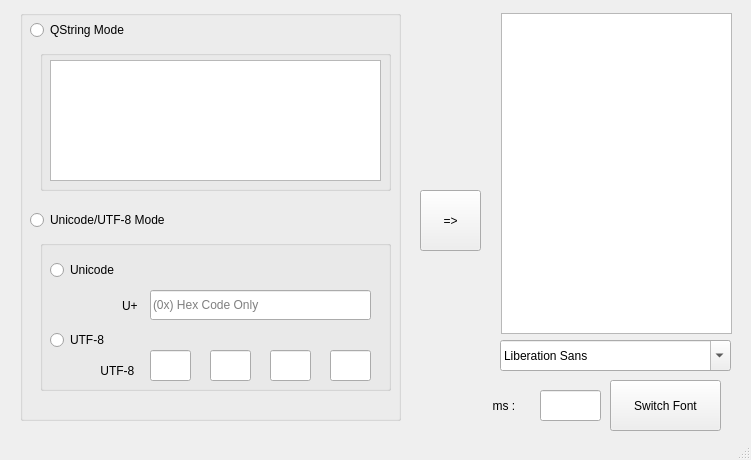
Above: cpp/qt/UTF8Principle/UTF8Principle/mainwindow.ui from EdisoNewtong/Vector before the change. Below: the same form after it.
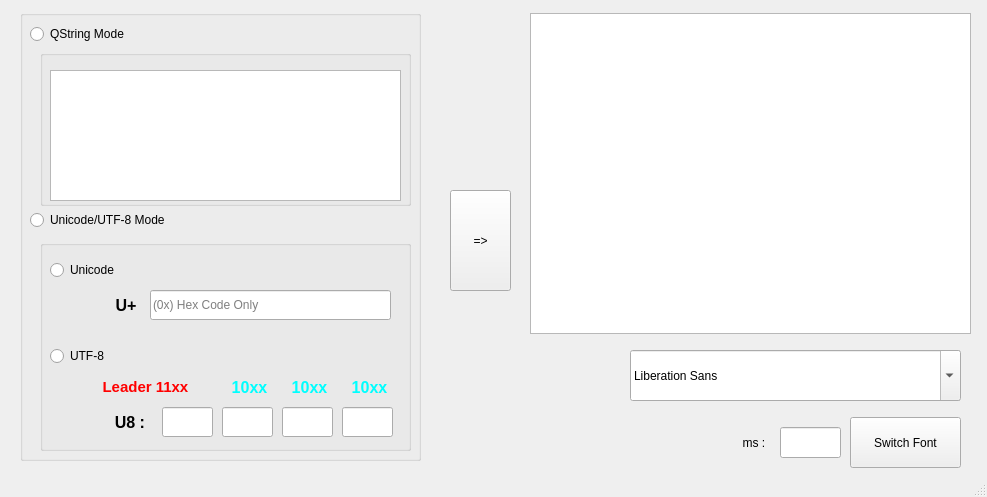
That is the form after the change.

Commit message: [dev] Qt Project : Utf8 Principle Adjust UI's widgets size to fix the screen

What changed in the file:
```diff
--- a/cpp/qt/UTF8Principle/UTF8Principle/mainwindow.ui
+++ b/cpp/qt/UTF8Principle/UTF8Principle/mainwindow.ui
@@ -6,8 +6,8 @@
    <rect>
     <x>0</x>
     <y>0</y>
-    <width>751</width>
-    <height>460</height>
+    <width>987</width>
+    <height>497</height>
    </rect>
   </property>
   <property name="windowTitle">
@@ -19,8 +19,8 @@
      <rect>
       <x>20</x>
       <y>10</y>
-      <width>381</width>
-      <height>411</height>
+      <width>401</width>
+      <height>451</height>
      </rect>
     </property>
     <property name="title">
@@ -30,7 +30,7 @@
      <property name="geometry">
       <rect>
        <x>10</x>
-       <y>10</y>
+       <y>14</y>
        <width>131</width>
        <height>20</height>
       </rect>
@@ -44,8 +44,8 @@
       <rect>
        <x>20</x>
        <y>40</y>
-       <width>351</width>
-       <height>141</height>
+       <width>371</width>
+       <height>156</height>
       </rect>
      </property>
      <property name="title">
@@ -55,9 +55,9 @@
       <property name="geometry">
        <rect>
         <x>10</x>
-        <y>10</y>
-        <width>331</width>
-        <height>121</height>
+        <y>20</y>
+        <width>351</width>
+        <height>131</height>
        </rect>
       </property>
      </widget>
@@ -80,8 +80,8 @@
       <rect>
        <x>20</x>
        <y>230</y>
-       <width>351</width>
-       <height>151</height>
+       <width>371</width>
+       <height>211</height>
       </rect>
      </property>
      <property name="title">
@@ -109,6 +109,14 @@
         <height>31</height>
        </rect>
       </property>
+      <property name="font">
+       <font>
+        <family>Arial</family>
+        <pointsize>12</pointsize>
+        <weight>75</weight>
+        <bold>true</bold>
+       </font>
+      </property>
       <property name="text">
        <string>U+ </string>
       </property>
@@ -121,7 +129,7 @@
        <rect>
         <x>110</x>
         <y>50</y>
-        <width>221</width>
+        <width>241</width>
         <height>30</height>
        </rect>
       </property>
@@ -133,8 +141,8 @@
       <property name="geometry">
        <rect>
         <x>10</x>
-        <y>90</y>
-        <width>100</width>
+        <y>106</y>
+        <width>91</width>
         <height>20</height>
        </rect>
       </property>
@@ -145,14 +153,22 @@
      <widget class="QLabel" name="label_2">
       <property name="geometry">
        <rect>
-        <x>10</x>
-        <y>120</y>
-        <width>91</width>
-        <height>21</height>
+        <x>44</x>
+        <y>172</y>
+        <width>61</width>
+        <height>20</height>
        </rect>
       </property>
+      <property name="font">
+       <font>
+        <family>Arial</family>
+        <pointsize>12</pointsize>
+        <weight>75</weight>
+        <bold>true</bold>
+       </font>
+      </property>
       <property name="text">
-       <string>UTF-8  </string>
+       <string>U8 :</string>
       </property>
       <property name="alignment">
        <set>Qt::AlignRight|Qt::AlignTrailing|Qt::AlignVCenter</set>
@@ -161,52 +177,549 @@
      <widget class="QLineEdit" name="utf8_1">
       <property name="geometry">
        <rect>
-        <x>110</x>
-        <y>110</y>
-        <width>41</width>
-        <height>31</height>
+        <x>122</x>
+        <y>167</y>
+        <width>51</width>
+        <height>30</height>
        </rect>
       </property>
      </widget>
      <widget class="QLineEdit" name="utf8_2">
       <property name="geometry">
        <rect>
-        <x>170</x>
-        <y>110</y>
-        <width>41</width>
-        <height>31</height>
+        <x>182</x>
+        <y>167</y>
+        <width>51</width>
+        <height>30</height>
        </rect>
       </property>
      </widget>
      <widget class="QLineEdit" name="utf8_3">
       <property name="geometry">
        <rect>
-        <x>230</x>
-        <y>110</y>
-        <width>41</width>
-        <height>31</height>
+        <x>242</x>
+        <y>167</y>
+        <width>51</width>
+        <height>30</height>
        </rect>
       </property>
      </widget>
      <widget class="QLineEdit" name="utf8_4">
       <property name="geometry">
        <rect>
-        <x>290</x>
-        <y>110</y>
-        <width>41</width>
-        <height>31</height>
+        <x>302</x>
+        <y>167</y>
+        <width>51</width>
+        <height>30</height>
        </rect>
       </property>
      </widget>
+     <widget class="QLabel" name="label_4">
+      <property name="geometry">
+       <rect>
+        <x>47</x>
+        <y>132</y>
+        <width>121</width>
+        <height>30</height>
+       </rect>
+      </property>
+      <property name="palette">
+       <palette>
+        <active>
+         <colorrole role="WindowText">
+          <brush brushstyle="SolidPattern">
+           <color alpha="255">
+            <red>255</red>
+            <green>0</green>
+            <blue>0</blue>
+           </color>
+          </brush>
+         </colorrole>
+         <colorrole role="Text">
+          <brush brushstyle="SolidPattern">
+           <color alpha="255">
+            <red>255</red>
+            <green>0</green>
+            <blue>0</blue>
+           </color>
+          </brush>
+         </colorrole>
+         <colorrole role="PlaceholderText">
+          <brush brushstyle="SolidPattern">
+           <color alpha="128">
+            <red>255</red>
+            <green>0</green>
+            <blue>0</blue>
+           </color>
+          </brush>
+         </colorrole>
+        </active>
+        <inactive>
+         <colorrole role="WindowText">
+          <brush brushstyle="SolidPattern">
+           <color alpha="255">
+            <red>255</red>
+            <green>0</green>
+            <blue>0</blue>
+           </color>
+          </brush>
+         </colorrole>
+         <colorrole role="Text">
+          <brush brushstyle="SolidPattern">
+           <color alpha="255">
+            <red>255</red>
+            <green>0</green>
+            <blue>0</blue>
+           </color>
+          </brush>
+         </colorrole>
+         <colorrole role="PlaceholderText">
+          <brush brushstyle="SolidPattern">
+           <color alpha="128">
+            <red>255</red>
+            <green>0</green>
+            <blue>0</blue>
+           </color>
+          </brush>
+         </colorrole>
+        </inactive>
+        <disabled>
+         <colorrole role="WindowText">
+          <brush brushstyle="SolidPattern">
+           <color alpha="255">
+            <red>120</red>
+            <green>120</green>
+            <blue>120</blue>
+           </color>
+          </brush>
+         </colorrole>
+         <colorrole role="Text">
+          <brush brushstyle="SolidPattern">
+           <color alpha="255">
+            <red>120</red>
+            <green>120</green>
+            <blue>120</blue>
+           </color>
+          </brush>
+         </colorrole>
+         <colorrole role="PlaceholderText">
+          <brush brushstyle="SolidPattern">
+           <color alpha="128">
+            <red>0</red>
+            <green>0</green>
+            <blue>0</blue>
+           </color>
+          </brush>
+         </colorrole>
+        </disabled>
+       </palette>
+      </property>
+      <property name="font">
+       <font>
+        <family>Arial</family>
+        <pointsize>11</pointsize>
+        <weight>75</weight>
+        <bold>true</bold>
+       </font>
+      </property>
+      <property name="layoutDirection">
+       <enum>Qt::LeftToRight</enum>
+      </property>
+      <property name="text">
+       <string>Leader 11xx </string>
+      </property>
+      <property name="textFormat">
+       <enum>Qt::AutoText</enum>
+      </property>
+      <property name="alignment">
+       <set>Qt::AlignCenter</set>
+      </property>
+     </widget>
+     <widget class="QLabel" name="label_5">
+      <property name="geometry">
+       <rect>
+        <x>184</x>
+        <y>132</y>
+        <width>51</width>
+        <height>30</height>
+       </rect>
+      </property>
+      <property name="palette">
+       <palette>
+        <active>
+         <colorrole role="WindowText">
+          <brush brushstyle="SolidPattern">
+           <color alpha="255">
+            <red>0</red>
+            <green>255</green>
+            <blue>255</blue>
+           </color>
+          </brush>
+         </colorrole>
+         <colorrole role="Text">
+          <brush brushstyle="SolidPattern">
+           <color alpha="255">
+            <red>0</red>
+            <green>0</green>
+            <blue>0</blue>
+           </color>
+          </brush>
+         </colorrole>
+         <colorrole role="PlaceholderText">
+          <brush brushstyle="SolidPattern">
+           <color alpha="128">
+            <red>255</red>
+            <green>0</green>
+            <blue>0</blue>
+           </color>
+          </brush>
+         </colorrole>
+        </active>
+        <inactive>
+         <colorrole role="WindowText">
+          <brush brushstyle="SolidPattern">
+           <color alpha="255">
+            <red>0</red>
+            <green>255</green>
+            <blue>255</blue>
+           </color>
+          </brush>
+         </colorrole>
+         <colorrole role="Text">
+          <brush brushstyle="SolidPattern">
+           <color alpha="255">
+            <red>0</red>
+            <green>0</green>
+            <blue>0</blue>
+           </color>
+          </brush>
+         </colorrole>
+         <colorrole role="PlaceholderText">
+          <brush brushstyle="SolidPattern">
+           <color alpha="128">
+            <red>255</red>
+            <green>0</green>
+            <blue>0</blue>
+           </color>
+          </brush>
+         </colorrole>
+        </inactive>
+        <disabled>
+         <colorrole role="WindowText">
+          <brush brushstyle="SolidPattern">
+           <color alpha="255">
+            <red>120</red>
+            <green>120</green>
+            <blue>120</blue>
+           </color>
+          </brush>
+         </colorrole>
+         <colorrole role="Text">
+          <brush brushstyle="SolidPattern">
+           <color alpha="255">
+            <red>120</red>
+            <green>120</green>
+            <blue>120</blue>
+           </color>
+          </brush>
+         </colorrole>
+         <colorrole role="PlaceholderText">
+          <brush brushstyle="SolidPattern">
+           <color alpha="128">
+            <red>0</red>
+            <green>0</green>
+            <blue>0</blue>
+           </color>
+          </brush>
+         </colorrole>
+        </disabled>
+       </palette>
+      </property>
+      <property name="font">
+       <font>
+        <family>Arial</family>
+        <pointsize>12</pointsize>
+        <weight>75</weight>
+        <bold>true</bold>
+       </font>
+      </property>
+      <property name="layoutDirection">
+       <enum>Qt::LeftToRight</enum>
+      </property>
+      <property name="text">
+       <string>10xx</string>
+      </property>
+      <property name="textFormat">
+       <enum>Qt::AutoText</enum>
+      </property>
+      <property name="alignment">
+       <set>Qt::AlignCenter</set>
+      </property>
+     </widget>
+     <widget class="QLabel" name="label_6">
+      <property name="geometry">
+       <rect>
+        <x>244</x>
+        <y>132</y>
+        <width>51</width>
+        <height>30</height>
+       </rect>
+      </property>
+      <property name="palette">
+       <palette>
+        <active>
+         <colorrole role="WindowText">
+          <brush brushstyle="SolidPattern">
+           <color alpha="255">
+            <red>0</red>
+            <green>255</green>
+            <blue>255</blue>
+           </color>
+          </brush>
+         </colorrole>
+         <colorrole role="Text">
+          <brush brushstyle="SolidPattern">
+           <color alpha="255">
+            <red>0</red>
+            <green>0</green>
+            <blue>0</blue>
+           </color>
+          </brush>
+         </colorrole>
+         <colorrole role="PlaceholderText">
+          <brush brushstyle="SolidPattern">
+           <color alpha="128">
+            <red>255</red>
+            <green>0</green>
+            <blue>0</blue>
+           </color>
+          </brush>
+         </colorrole>
+        </active>
+        <inactive>
+         <colorrole role="WindowText">
+          <brush brushstyle="SolidPattern">
+           <color alpha="255">
+            <red>0</red>
+            <green>255</green>
+            <blue>255</blue>
+           </color>
+          </brush>
+         </colorrole>
+         <colorrole role="Text">
+          <brush brushstyle="SolidPattern">
+           <color alpha="255">
+            <red>0</red>
+            <green>0</green>
+            <blue>0</blue>
+           </color>
+          </brush>
+         </colorrole>
+         <colorrole role="PlaceholderText">
+          <brush brushstyle="SolidPattern">
+           <color alpha="128">
+            <red>255</red>
+            <green>0</green>
+            <blue>0</blue>
+           </color>
+          </brush>
+         </colorrole>
+        </inactive>
+        <disabled>
+         <colorrole role="WindowText">
+          <brush brushstyle="SolidPattern">
+           <color alpha="255">
+            <red>120</red>
+            <green>120</green>
+            <blue>120</blue>
+           </color>
+          </brush>
+         </colorrole>
+         <colorrole role="Text">
+          <brush brushstyle="SolidPattern">
+           <color alpha="255">
+            <red>120</red>
+            <green>120</green>
+            <blue>120</blue>
+           </color>
+          </brush>
+         </colorrole>
+         <colorrole role="PlaceholderText">
+          <brush brushstyle="SolidPattern">
+           <color alpha="128">
+            <red>0</red>
+            <green>0</green>
+            <blue>0</blue>
+           </color>
+          </brush>
+         </colorrole>
+        </disabled>
+       </palette>
+      </property>
+      <property name="font">
+       <font>
+        <family>Arial</family>
+        <pointsize>12</pointsize>
+        <weight>75</weight>
+        <bold>true</bold>
+       </font>
+      </property>
+      <property name="layoutDirection">
+       <enum>Qt::LeftToRight</enum>
+      </property>
+      <property name="text">
+       <string>10xx</string>
+      </property>
+      <property name="textFormat">
+       <enum>Qt::AutoText</enum>
+      </property>
+      <property name="alignment">
+       <set>Qt::AlignCenter</set>
+      </property>
+     </widget>
+     <widget class="QLabel" name="label_7">
+      <property name="geometry">
+       <rect>
+        <x>304</x>
+        <y>132</y>
+        <width>51</width>
+        <height>30</height>
+       </rect>
+      </property>
+      <property name="palette">
+       <palette>
+        <active>
+         <colorrole role="WindowText">
+          <brush brushstyle="SolidPattern">
+           <color alpha="255">
+            <red>0</red>
+            <green>255</green>
+            <blue>255</blue>
+           </color>
+          </brush>
+         </colorrole>
+         <colorrole role="Text">
+          <brush brushstyle="SolidPattern">
+           <color alpha="255">
+            <red>0</red>
+            <green>0</green>
+            <blue>0</blue>
+           </color>
+          </brush>
+         </colorrole>
+         <colorrole role="PlaceholderText">
+          <brush brushstyle="SolidPattern">
+           <color alpha="128">
+            <red>255</red>
+            <green>0</green>
+            <blue>0</blue>
+           </color>
+          </brush>
+         </colorrole>
+        </active>
+        <inactive>
+         <colorrole role="WindowText">
+          <brush brushstyle="SolidPattern">
+           <color alpha="255">
+            <red>0</red>
+            <green>255</green>
+            <blue>255</blue>
+           </color>
+          </brush>
+         </colorrole>
+         <colorrole role="Text">
+          <brush brushstyle="SolidPattern">
+           <color alpha="255">
+            <red>0</red>
+            <green>0</green>
+            <blue>0</blue>
+           </color>
+          </brush>
+         </colorrole>
+         <colorrole role="PlaceholderText">
+          <brush brushstyle="SolidPattern">
+           <color alpha="128">
+            <red>255</red>
+            <green>0</green>
+            <blue>0</blue>
+           </color>
+          </brush>
+         </colorrole>
+        </inactive>
+        <disabled>
+         <colorrole role="WindowText">
+          <brush brushstyle="SolidPattern">
+           <color alpha="255">
+            <red>120</red>
+            <green>120</green>
+            <blue>120</blue>
+           </color>
+          </brush>
+         </colorrole>
+         <colorrole role="Text">
+          <brush brushstyle="SolidPattern">
+           <color alpha="255">
+            <red>120</red>
+            <green>120</green>
+            <blue>120</blue>
+           </color>
+          </brush>
+         </colorrole>
+         <colorrole role="PlaceholderText">
+          <brush brushstyle="SolidPattern">
+           <color alpha="128">
+            <red>0</red>
+            <green>0</green>
+            <blue>0</blue>
+           </color>
+          </brush>
+         </colorrole>
+        </disabled>
+       </palette>
+      </property>
+      <property name="font">
+       <font>
+        <family>Arial</family>
+        <pointsize>12</pointsize>
+        <weight>75</weight>
+        <bold>true</bold>
+       </font>
+      </property>
+      <property name="layoutDirection">
+       <enum>Qt::LeftToRight</enum>
+      </property>
+      <property name="text">
+       <string>10xx</string>
+      </property>
+      <property name="textFormat">
+       <enum>Qt::AutoText</enum>
+      </property>
+      <property name="alignment">
+       <set>Qt::AlignCenter</set>
+      </property>
+     </widget>
+     <zorder>uniBtn</zorder>
+     <zorder>label</zorder>
+     <zorder>unicode32</zorder>
+     <zorder>utf8Btn</zorder>
+     <zorder>label_2</zorder>
+     <zorder>utf8_1</zorder>
+     <zorder>utf8_2</zorder>
+     <zorder>utf8_3</zorder>
+     <zorder>utf8_4</zorder>
+     <zorder>label_5</zorder>
+     <zorder>label_6</zorder>
+     <zorder>label_7</zorder>
+     <zorder>label_4</zorder>
     </widget>
    </widget>
    <widget class="QPushButton" name="pushButton">
     <property name="geometry">
      <rect>
-      <x>420</x>
+      <x>450</x>
       <y>190</y>
       <width>61</width>
-      <height>61</height>
+      <height>101</height>
      </rect>
     </property>
     <property name="text">
@@ -216,9 +729,9 @@
    <widget class="QPlainTextEdit" name="plainTextEdit">
     <property name="geometry">
      <rect>
-      <x>501</x>
+      <x>530</x>
       <y>13</y>
-      <width>231</width>
+      <width>441</width>
       <height>321</height>
      </rect>
     </property>
@@ -226,18 +739,18 @@
    <widget class="QFontComboBox" name="fontComboBox">
     <property name="geometry">
      <rect>
-      <x>500</x>
-      <y>340</y>
-      <width>231</width>
-      <height>31</height>
+      <x>630</x>
+      <y>350</y>
+      <width>331</width>
+      <height>51</height>
      </rect>
     </property>
    </widget>
    <widget class="QPushButton" name="pushButton_2">
     <property name="geometry">
      <rect>
-      <x>610</x>
-      <y>380</y>
+      <x>850</x>
+      <y>417</y>
       <width>111</width>
       <height>51</height>
      </rect>
@@ -249,8 +762,8 @@
    <widget class="QLineEdit" name="lineEdit_6">
     <property name="geometry">
      <rect>
-      <x>540</x>
-      <y>390</y>
+      <x>780</x>
+      <y>427</y>
       <width>61</width>
       <height>31</height>
      </rect>
@@ -259,8 +772,8 @@
    <widget class="QLabel" name="label_3">
     <property name="geometry">
      <rect>
-      <x>480</x>
-      <y>390</y>
+      <x>730</x>
+      <y>427</y>
       <width>51</width>
       <height>31</height>
      </rect>
```
